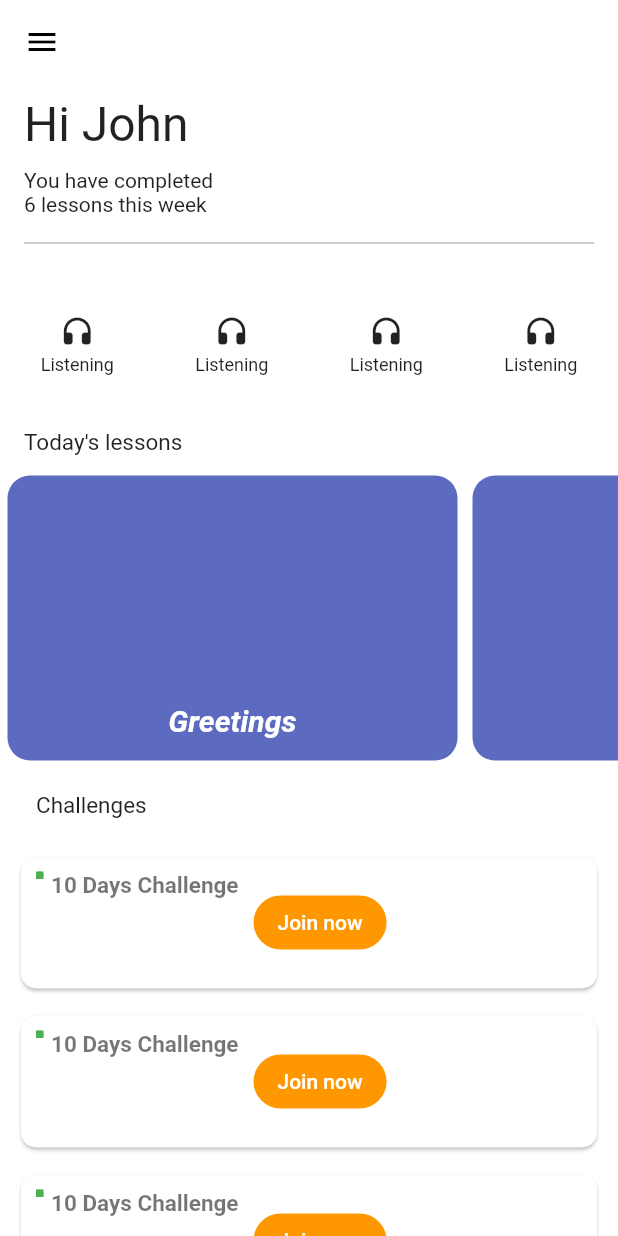
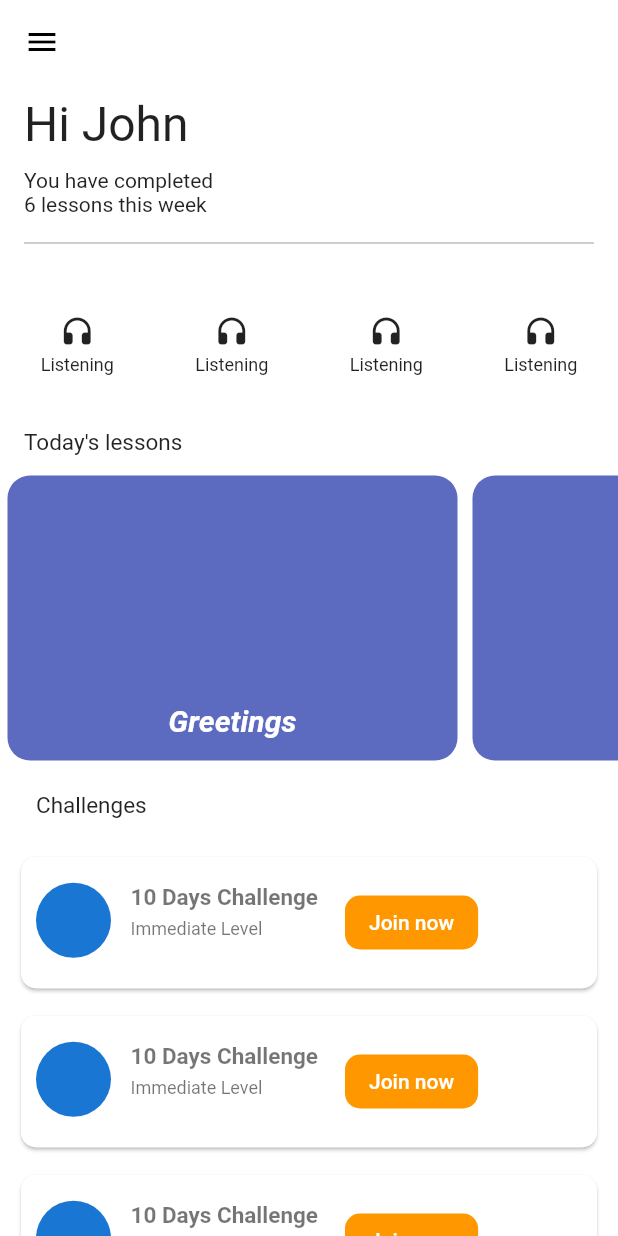
Before and after one commit to sitabra/AssignmentUI, a Flutter app: the screen it shows after launch, on a phone screen of 412 x 824 dp. Run offline on Flutter 3.47's test engine with Material 2 defaults, Android fonts, the phone set to English and light mode, and no system bars.

Commit message:
decoration on listintem scroolable

```diff
--- a/lib/screen/homepage.dart
+++ b/lib/screen/homepage.dart
@@ -31,9 +31,9 @@ class _HomePageState extends State<HomePage> {
               lessonsText(),
               lessonsItems(context),
               challenges(),
-              //challengeItems(),
+              challengeItems(context),
               //tryItems(context),
-              tryingItems(context),
+              //tryingItems(),
             ],
           ),
         ));
@@ -122,29 +122,74 @@ class _HomePageState extends State<HomePage> {
     );
   }
 
-  Widget challengeItems() {
-    return ListView.builder(
-      itemCount: 7,
+  Widget challengeItems(BuildContext context) {
+    return SizedBox(
+        child: ListView.builder(
+            itemCount: 10,
             physics: const NeverScrollableScrollPhysics(),
             shrinkWrap: true,
-      itemBuilder: (context, index) => Padding(
-        padding: const EdgeInsets.all(2.0),
-        child: ListTile(
+            itemBuilder: (context, index) => Container(
+              width: MediaQuery.of(context).size.width,
+              padding: const EdgeInsets.symmetric(horizontal: 10.0, vertical: 5.0),
+              child: Card(
+                elevation: 1.0,
                 shape: RoundedRectangleBorder(
-            side: BorderSide(
-              color: Colors.green.shade300,
+                  borderRadius: BorderRadius.circular(10.0),
                 ),
-            borderRadius: BorderRadius.circular(20.0),
+                child: Container(
+                  width: MediaQuery.of(context).size.width,
+                  padding: const EdgeInsets.symmetric(horizontal: 10.0, vertical: 10.0),
+                  child: Row(
+                    mainAxisAlignment: MainAxisAlignment.start,
+                    crossAxisAlignment: CrossAxisAlignment.start,
+                    children: [
+                      Row(
+                        crossAxisAlignment: CrossAxisAlignment.start,
+                        mainAxisAlignment: MainAxisAlignment.start,
+                        children: [
+                          const SizedBox(
+                            width: 50,
+                            height: 65,
+                            child: CircleAvatar(
+                              radius: 5,
                             ),
-          hoverColor: Colors.blue,
-          tileColor: Colors.black54,
-          style: ListTileStyle.drawer,
-          contentPadding: const EdgeInsets.all(5),
-          leading: const CircleAvatar(),
-          title: const Text(" 10 Days Challenge"),
-          subtitle: Text('Level $index'),
-          onTap: () {},
                           ),
+                          const SizedBox(
+                            width: 5.0 ,),
+                          Padding(
+                            padding: const EdgeInsets.all(8.0),
+                            child: Column(
+                              crossAxisAlignment: CrossAxisAlignment.start,
+                              children: const [
+                                Text("10 Days Challenge", style: TextStyle(color: Colors.black54,
+                                    fontSize: 15, fontWeight: FontWeight.bold),),
+                                SizedBox(height: 5,),
+                                Text("Immediate Level", style: TextStyle(color: Colors.black54,
+                                    fontSize: 12),),
+                              ],
+                            ),
+                          ),
+                        ],
+                      ),
+                      Container(
+                        alignment: Alignment.center,
+                        padding: const EdgeInsets.symmetric(horizontal: 10.0, vertical: 10.0),
+                        child: FlatButton(
+                          onPressed: () {},
+                          color: Colors.orange,
+                          shape: RoundedRectangleBorder(
+                            borderRadius: BorderRadius.circular(10),
+                          ),
+                          child: const Text('Join now',
+                            style: TextStyle(
+                              color: Colors.white,),),
+                        ),
+                      ),
+                    ],
+                  ),
+                ),
+              ),
+            )
         ),
     );
   }
@@ -193,71 +238,31 @@ class _HomePageState extends State<HomePage> {
     );
   }
 
-  Widget tryingItems(BuildContext context) {
-    return SizedBox(
-        child: ListView.builder(
-            itemCount: 10,
+  Widget tryingItems() {
+    return ListView.builder(
+      itemCount: 7,
       physics: const NeverScrollableScrollPhysics(),
       shrinkWrap: true,
-            itemBuilder: (BuildContext context, int index) => Container(
-              width: MediaQuery.of(context).size.width,
-              padding: const EdgeInsets.symmetric(horizontal: 10.0, vertical: 5.0),
-              child: Card(
-
+      itemBuilder: (context, index) => Padding(
+        padding: const EdgeInsets.all(2.0),
+        child: ListTile(
           shape: RoundedRectangleBorder(
-                  borderRadius: BorderRadius.circular(10.0),
+            side: BorderSide(
+              color: Colors.green.shade300,
             ),
-                child: Container(
-                  width: MediaQuery.of(context).size.width,
-                  padding: const EdgeInsets.symmetric(horizontal: 10.0, vertical: 10.0),
-                  child: Row(
-                    mainAxisAlignment: MainAxisAlignment.start,
-                    crossAxisAlignment: CrossAxisAlignment.start,
-                    children: [
-                      Row(
-                        crossAxisAlignment: CrossAxisAlignment.start,
-                        children: [
-                          Container(
-                            width: 5,
-                            height: 5,
-                            color: Colors.green,
-                            child: const CircleAvatar(
-                              backgroundColor: Colors.green,
-                              foregroundColor: Colors.green,
+            borderRadius: BorderRadius.circular(20.0),
           ),
+          hoverColor: Colors.blue,
+          tileColor: Colors.black54,
+          style: ListTileStyle.drawer,
+          contentPadding: const EdgeInsets.all(5),
+          leading: const CircleAvatar(),
+          title: const Text(" 10 Days Challenge"),
+          subtitle: Text('Level $index'),
+          onTap: () {},
         ),
-                          SizedBox(
-                            width: 5.0 ,),
-                          Column(
-                            crossAxisAlignment: CrossAxisAlignment.start,
-                            children: const [
-                              Text("10 Days Challenge", style: TextStyle(color: Colors.black54, fontSize: 15,
-                                  fontWeight: FontWeight.bold),),
-
-                            ],
-                          ),
-                        ],
-                      ),
-                      Container(
-                        alignment: Alignment.center,
-                        padding: const EdgeInsets.symmetric(horizontal: 10.0, vertical: 10.0),
-                        child: FlatButton(
-                          onPressed: () {},
-                          color: Colors.orange,
-                          shape: RoundedRectangleBorder(
-                            borderRadius: BorderRadius.circular(20),
-                          ),
-                          child: const Text('Join now',
-                            style: TextStyle(
-                              color: Colors.white,),),
-                        ),
-                      ),
-                    ],
-                  ),
-                ),
-              ),
-            )
       ),
     );
   }
+
 }
```
Also changed, not shown: lib/images/download.png (added). Lines whose indentation alone changed are shown as unchanged.
